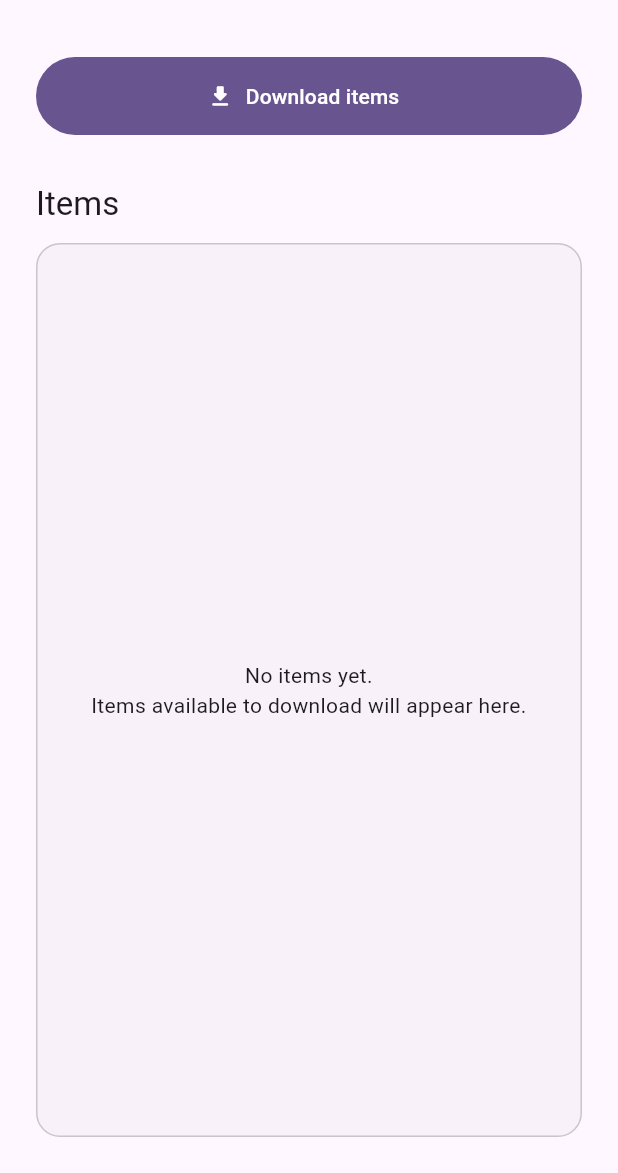
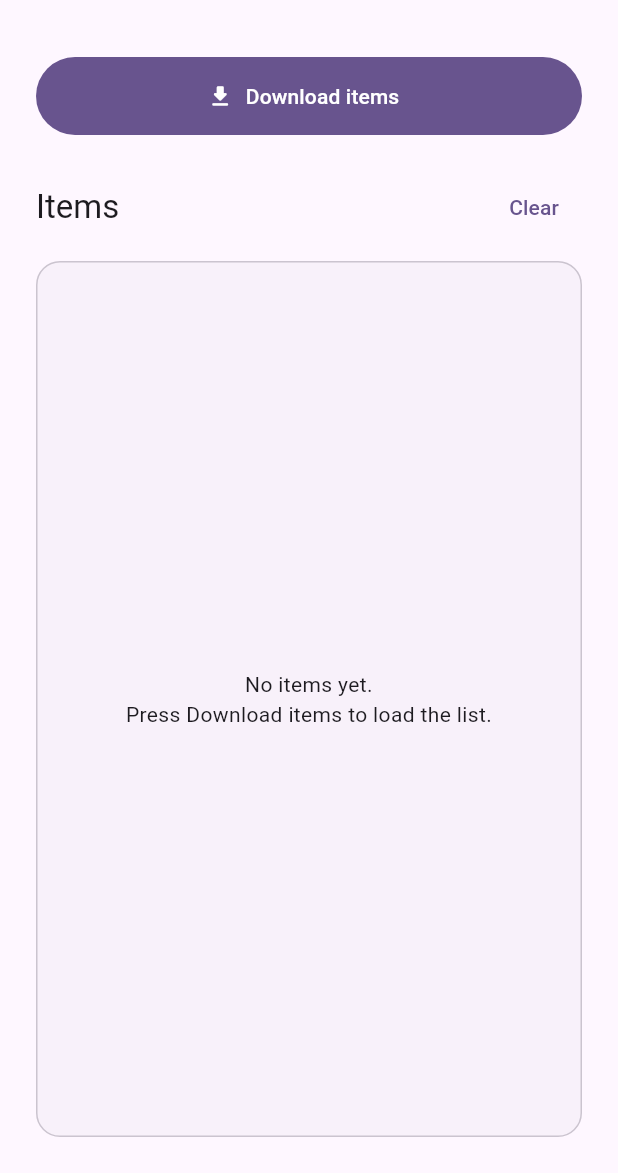
Before and after one commit to Lillyb6/onebutton, a Flutter app: the screen it shows after launch, on a phone screen of 412 x 824 dp, the part 63-1236 px from its top. Run offline on Flutter 3.47's test engine with Material 3 defaults, Android fonts, the phone set to English and light mode, and no system bars.

Commit message:
Fetch item names and add Clear button

```diff
--- a/lib/main.dart
+++ b/lib/main.dart
@@ -1,4 +1,7 @@
+import 'dart:convert';
+
 import 'package:flutter/material.dart';
+import 'package:http/http.dart' as http;
 
 void main() {
   runApp(const MyApp());
@@ -21,10 +24,76 @@ class MyApp extends StatelessWidget {
   }
 }
 
-class DownloadScreen extends StatelessWidget {
-  const DownloadScreen({super.key, this.items = const []});
+class DownloadScreen extends StatefulWidget {
+  const DownloadScreen({super.key, this.client});
 
-  final List<String> items;
+  final http.Client? client;
+
+  @override
+  State<DownloadScreen> createState() => _DownloadScreenState();
+}
+
+class _DownloadScreenState extends State<DownloadScreen> {
+  late final http.Client _client = widget.client ?? http.Client();
+  List<String> _items = [];
+  bool _loading = false;
+  String? _error;
+  int _requestId = 0;
+
+  Future<void> _downloadItems() async {
+    final requestId = ++_requestId;
+    setState(() {
+      _loading = true;
+      _error = null;
+    });
+
+    try {
+      final response = await _client
+          .get(Uri.parse('https://api.restful-api.dev/objects'))
+          .timeout(const Duration(seconds: 20));
+      if (response.statusCode != 200) {
+        throw Exception('Request failed: ${response.statusCode}');
+      }
+      final decoded = jsonDecode(utf8.decode(response.bodyBytes));
+      if (decoded is! List) {
+        throw const FormatException('Expected a list of items.');
+      }
+      final names = decoded.map<String>((item) {
+        if (item is! Map<String, dynamic> || item['name'] is! String) {
+          throw const FormatException('Expected an item name.');
+        }
+        return item['name'] as String;
+      }).toList();
+
+      if (!mounted || requestId != _requestId) return;
+      setState(() => _items = names);
+    } catch (_) {
+      if (!mounted || requestId != _requestId) return;
+      setState(() {
+        _error = 'Could not load items. Please try again.';
+      });
+    } finally {
+      if (mounted && requestId == _requestId) {
+        setState(() => _loading = false);
+      }
+    }
+  }
+
+  void _clearItems() {
+    // Ignore any response still arriving after the user clears the list.
+    ++_requestId;
+    setState(() {
+      _items = [];
+      _error = null;
+      _loading = false;
+    });
+  }
+
+  @override
+  void dispose() {
+    if (widget.client == null) _client.close();
+    super.dispose();
+  }
 
   @override
   Widget build(BuildContext context) {
@@ -39,19 +108,38 @@ class DownloadScreen extends StatelessWidget {
             crossAxisAlignment: CrossAxisAlignment.stretch,
             children: [
               FilledButton.icon(
-                onPressed: () {
-                  ScaffoldMessenger.of(context).showSnackBar(
-                    const SnackBar(content: Text('Downloads are coming soon.')),
-                  );
-                },
-                icon: const Icon(Icons.download_rounded),
-                label: const Text('Download items'),
+                onPressed: _loading ? null : _downloadItems,
+                icon: _loading
+                    ? const SizedBox(
+                        width: 20,
+                        height: 20,
+                        child: CircularProgressIndicator(strokeWidth: 2),
+                      )
+                    : const Icon(Icons.download_rounded),
+                label: Text(_loading ? 'Loading...' : 'Download items'),
                 style: FilledButton.styleFrom(
                   minimumSize: const Size.fromHeight(52),
                 ),
               ),
-              const SizedBox(height: 32),
-              Text('Items', style: theme.textTheme.titleLarge),
+              const SizedBox(height: 24),
+              Row(
+                mainAxisAlignment: MainAxisAlignment.spaceBetween,
+                children: [
+                  Text('Items', style: theme.textTheme.titleLarge),
+                  TextButton(
+                    onPressed: _clearItems,
+                    child: const Text('Clear'),
+                  ),
+                ],
+              ),
+              if (_error != null)
+                Padding(
+                  padding: const EdgeInsets.only(bottom: 12),
+                  child: Text(
+                    _error!,
+                    style: TextStyle(color: theme.colorScheme.error),
+                  ),
+                ),
               const SizedBox(height: 12),
               Expanded(
                 child: Container(
@@ -61,26 +149,22 @@ class DownloadScreen extends StatelessWidget {
                     border: Border.all(color: theme.colorScheme.outlineVariant),
                   ),
                   clipBehavior: Clip.antiAlias,
-                  child: items.isEmpty
-                      ? const Center(
+                  child: _items.isEmpty
+                      ? Center(
                           child: Padding(
-                            padding: EdgeInsets.all(24),
+                            padding: const EdgeInsets.all(24),
                             child: Text(
-                              'No items yet.\nItems available to download will appear here.',
+                              _loading ? 'Fetching items...' : 'No items yet.\nPress Download items to load the list.',
                               textAlign: TextAlign.center,
                             ),
                           ),
                         )
                       : ListView.separated(
-                          itemCount: items.length,
+                          itemCount: _items.length,
                           separatorBuilder: (context, index) =>
                               const Divider(height: 1),
-                          itemBuilder: (context, index) => ListTile(
-                            leading: const Icon(
-                              Icons.insert_drive_file_outlined,
-                            ),
-                            title: Text(items[index]),
-                          ),
+                          itemBuilder: (context, index) =>
+                              ListTile(title: Text(_items[index])),
                         ),
                 ),
               ),
--- a/pubspec.yaml
+++ b/pubspec.yaml
@@ -34,6 +34,7 @@ dependencies:
   # The following adds the Cupertino Icons font to your application.
   # Use with the CupertinoIcons class for iOS style icons.
   cupertino_icons: ^1.0.8
+  http: ^1.6.0
 
 dev_dependencies:
   flutter_test:
```
Also changed, not shown: pubspec.lock, 5 other files.
